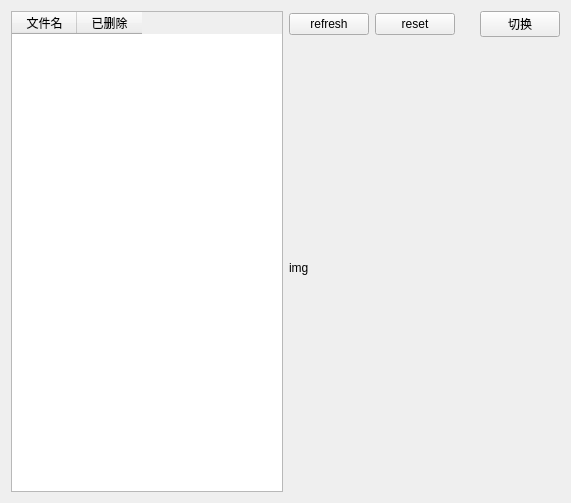
flt6/0603, file changeTime.ui: the form before one commit.
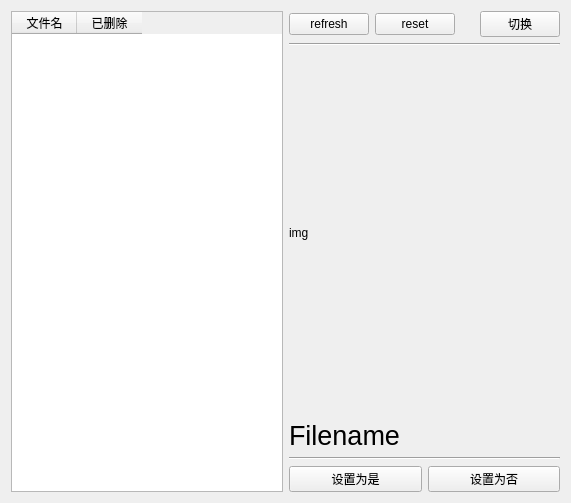
The form after the commit.

Commit message: 完善DevTool

Diff of the .ui file:
```diff
--- a/changeTime.ui
+++ b/changeTime.ui
@@ -35,7 +35,7 @@
     </widget>
    </item>
    <item>
-    <layout class="QVBoxLayout" name="verticalLayout" stretch="1,5">
+    <layout class="QVBoxLayout" name="verticalLayout" stretch="1,0,5,0,0,0">
      <item>
       <layout class="QHBoxLayout" name="horizontalLayout">
        <item>
@@ -74,6 +74,13 @@
        </item>
       </layout>
      </item>
+     <item>
+      <widget class="Line" name="line_2">
+       <property name="orientation">
+        <enum>Qt::Horizontal</enum>
+       </property>
+      </widget>
+     </item>
      <item>
       <widget class="QLabel" name="img">
        <property name="text">
@@ -81,6 +88,43 @@
        </property>
       </widget>
      </item>
+     <item>
+      <widget class="QLabel" name="fileName">
+       <property name="font">
+        <font>
+         <pointsize>20</pointsize>
+        </font>
+       </property>
+       <property name="text">
+        <string>Filename</string>
+       </property>
+      </widget>
+     </item>
+     <item>
+      <widget class="Line" name="line">
+       <property name="orientation">
+        <enum>Qt::Horizontal</enum>
+       </property>
+      </widget>
+     </item>
+     <item>
+      <layout class="QHBoxLayout" name="horizontalLayout_4">
+       <item>
+        <widget class="QPushButton" name="setT">
+         <property name="text">
+          <string>设置为是</string>
+         </property>
+        </widget>
+       </item>
+       <item>
+        <widget class="QPushButton" name="setF">
+         <property name="text">
+          <string>设置为否</string>
+         </property>
+        </widget>
+       </item>
+      </layout>
+     </item>
     </layout>
    </item>
   </layout>
```
The commit also changes 2 other files.
